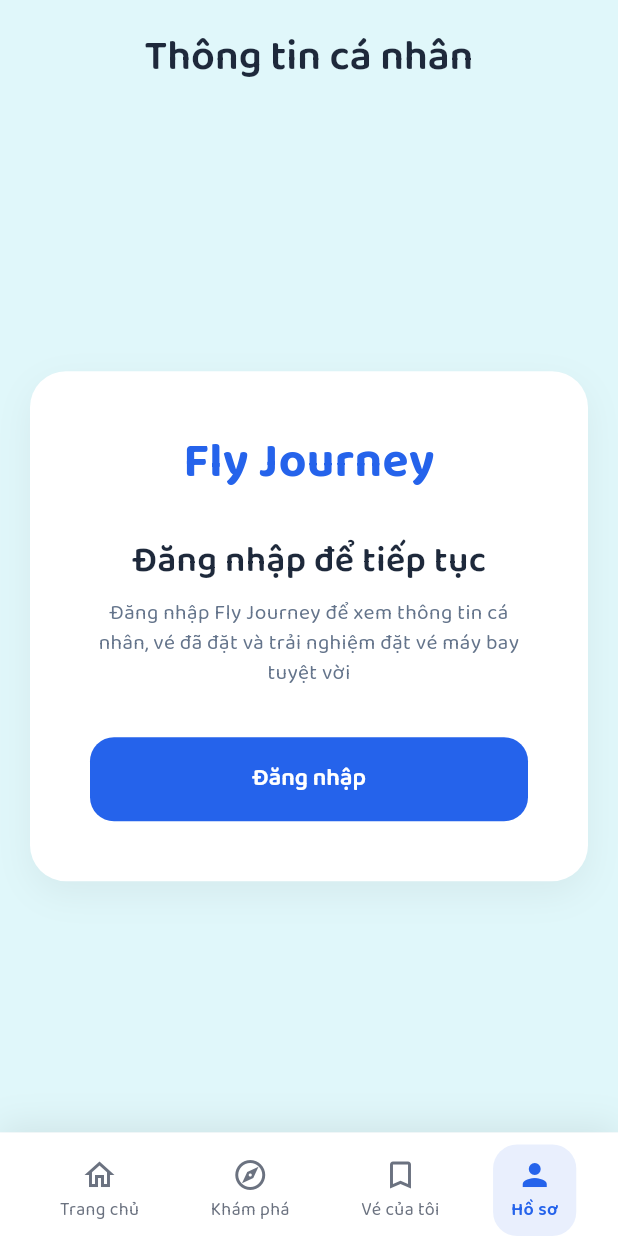
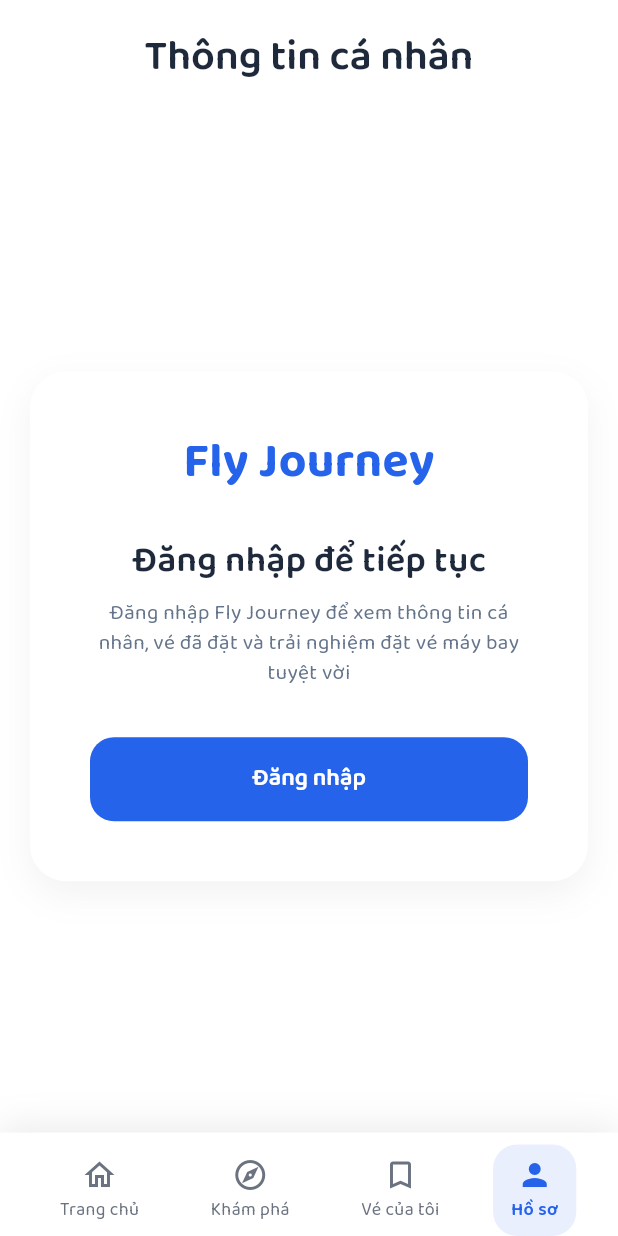
Before and after one commit to tranphuongkhoi/FlyJourney_app, a Flutter app: the screen it shows after launch, item 4 of the bottom bar chosen, on a phone screen of 412 x 824 dp. Run offline on Flutter 3.47's test engine with Material 3 defaults, Android fonts, the phone set to English and light mode, and no system bars; our stand-ins replace flutter_bloc, google_fonts, shared_preferences; accounts and stored records are empty.

Commit message:
Ui updated

```diff
--- a/lib/src/features/auth/presentation/screens/profile_screen.dart
+++ b/lib/src/features/auth/presentation/screens/profile_screen.dart
@@ -152,9 +152,9 @@
   @override
   Widget build(BuildContext context) {
     return Scaffold(
-      backgroundColor: const Color(0xFFE0F7FA), // Homepage background color
+      backgroundColor: Colors.white, // Same as MyBookingsScreen
       appBar: AppBar(
-        backgroundColor: const Color(0xFFE0F7FA), // Homepage background color
+        backgroundColor: Colors.white, // Same as MyBookingsScreen
         elevation: 0,
         toolbarHeight: 80, // Increased height to match other screens
         title: const Text(
@@ -168,15 +168,6 @@
         ),
         centerTitle: true, // Center the title to match other screens
         automaticallyImplyLeading: false,
-        actions: _authService.isLoggedIn ? [
-          IconButton(
-            onPressed: _logout,
-            icon: const Icon(
-              Icons.logout,
-              color: Color(0xFF6B7280),
-            ),
-          ),
-        ] : null,
       ),
       body: _authService.isLoggedIn
           ? _buildLoggedInProfile()
@@ -198,6 +189,10 @@
             decoration: BoxDecoration(
               color: Colors.white,
               borderRadius: BorderRadius.circular(24),
+              border: Border.all(
+                color: const Color(0xFF3B82F6).withOpacity(0.15),
+                width: 1.5,
+              ),
               boxShadow: [
                 BoxShadow(
                   color: Colors.black.withOpacity(0.05),
@@ -269,6 +264,7 @@
               MaterialPageRoute(builder: (context) => const SupportChatScreen()),
             );
           }),
+          _buildMenuItem(Icons.logout, 'Đăng xuất', _logout, isLogout: true),
         ],
       ),
     );
@@ -363,7 +359,7 @@
     );
   }
 
-  Widget _buildMenuItem(IconData icon, String title, VoidCallback onTap) {
+  Widget _buildMenuItem(IconData icon, String title, VoidCallback onTap, {bool isLogout = false}) {
     return Container(
       margin: const EdgeInsets.only(bottom: 12),
       child: InkWell(
@@ -374,6 +370,10 @@
           decoration: BoxDecoration(
             color: Colors.white,
             borderRadius: BorderRadius.circular(16),
+            border: Border.all(
+              color: const Color(0xFF3B82F6).withOpacity(0.15),
+              width: 1.5,
+            ),
             boxShadow: [
               BoxShadow(
                 color: Colors.black.withOpacity(0.03),
@@ -387,12 +387,12 @@
               Container(
                 padding: const EdgeInsets.all(8),
                 decoration: BoxDecoration(
-                  color: AppColors.primaryBlue.withOpacity(0.1),
+                  color: isLogout ? Colors.red.withOpacity(0.1) : AppColors.primaryBlue.withOpacity(0.1),
                   borderRadius: BorderRadius.circular(8),
                 ),
                 child: Icon(
                   icon,
-                  color: AppColors.primaryBlue,
+                  color: isLogout ? Colors.red : AppColors.primaryBlue,
                   size: 20,
                 ),
               ),
```
